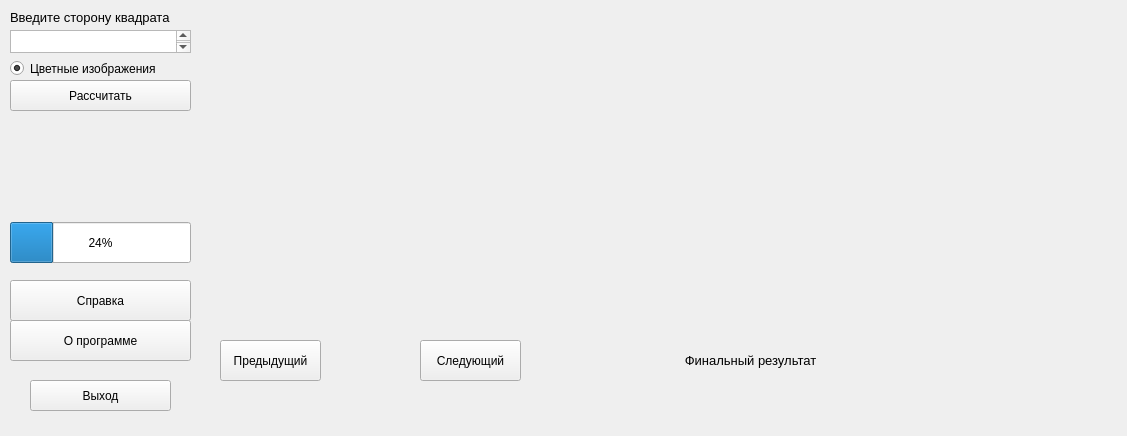
First picture: the form in 4_sem/Lab_1/mainwindow.ui, repository kovinevmv/Algorithms_and_Data_Structures_Labs, before the edit.
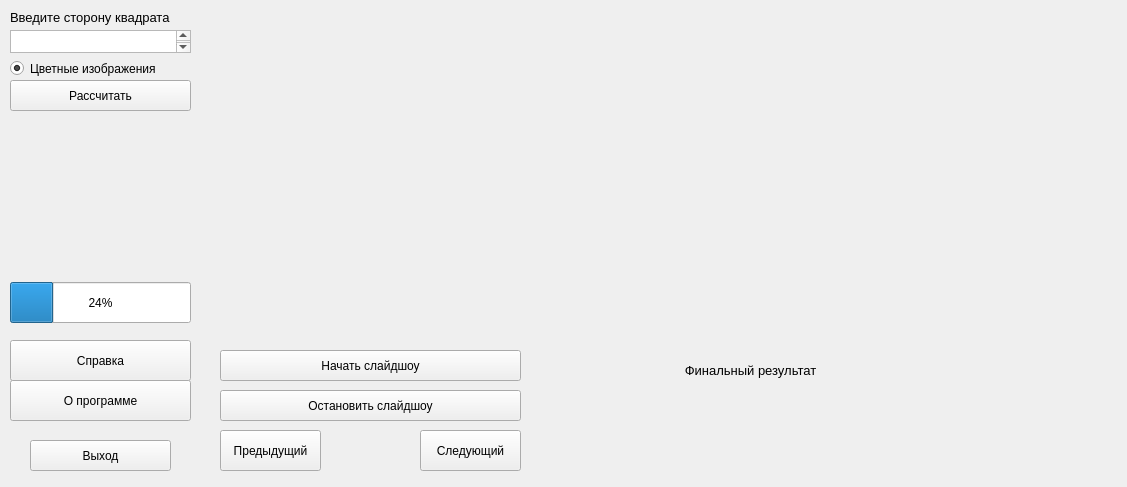
Second picture: the form after the edit. Icons and pictures are not drawn.

The edit to the form file:
```diff
--- a/4_sem/Lab_1/mainwindow.ui
+++ b/4_sem/Lab_1/mainwindow.ui
@@ -7,7 +7,7 @@
     <x>0</x>
     <y>0</y>
     <width>1127</width>
-    <height>436</height>
+    <height>487</height>
    </rect>
   </property>
   <property name="windowTitle">
@@ -90,7 +90,7 @@
     <property name="geometry">
      <rect>
       <x>10</x>
-      <y>222</y>
+      <y>282</y>
       <width>181</width>
       <height>41</height>
      </rect>
@@ -103,7 +103,7 @@
     <property name="geometry">
      <rect>
       <x>20</x>
-      <y>200</y>
+      <y>260</y>
       <width>131</width>
       <height>16</height>
      </rect>
@@ -129,7 +129,7 @@
     <property name="geometry">
      <rect>
       <x>580</x>
-      <y>350</y>
+      <y>360</y>
       <width>341</width>
       <height>21</height>
      </rect>
@@ -142,7 +142,7 @@
     <property name="geometry">
      <rect>
       <x>420</x>
-      <y>340</y>
+      <y>430</y>
       <width>101</width>
       <height>41</height>
      </rect>
@@ -159,7 +159,7 @@
     <property name="geometry">
      <rect>
       <x>220</x>
-      <y>340</y>
+      <y>430</y>
       <width>101</width>
       <height>41</height>
      </rect>
@@ -176,7 +176,7 @@
     <property name="geometry">
      <rect>
       <x>10</x>
-      <y>280</y>
+      <y>340</y>
       <width>181</width>
       <height>41</height>
      </rect>
@@ -193,7 +193,7 @@
     <property name="geometry">
      <rect>
       <x>10</x>
-      <y>320</y>
+      <y>380</y>
       <width>181</width>
       <height>41</height>
      </rect>
@@ -210,7 +210,7 @@
     <property name="geometry">
      <rect>
       <x>30</x>
-      <y>380</y>
+      <y>440</y>
       <width>141</width>
       <height>31</height>
      </rect>
@@ -223,7 +223,7 @@
     <property name="geometry">
      <rect>
       <x>350</x>
-      <y>350</y>
+      <y>440</y>
       <width>51</width>
       <height>21</height>
      </rect>
@@ -258,6 +258,32 @@
      <string/>
     </property>
    </widget>
+   <widget class="QPushButton" name="pushButton_5">
+    <property name="geometry">
+     <rect>
+      <x>220</x>
+      <y>350</y>
+      <width>301</width>
+      <height>31</height>
+     </rect>
+    </property>
+    <property name="text">
+     <string>Начать слайдшоу</string>
+    </property>
+   </widget>
+   <widget class="QPushButton" name="pushButton_6">
+    <property name="geometry">
+     <rect>
+      <x>220</x>
+      <y>390</y>
+      <width>301</width>
+      <height>31</height>
+     </rect>
+    </property>
+    <property name="text">
+     <string>Остановить слайдшоу</string>
+    </property>
+   </widget>
   </widget>
  </widget>
  <layoutdefault spacing="6" margin="11"/>
```
Left out of the diff: 24 changed lines with no effect on the pictures.
